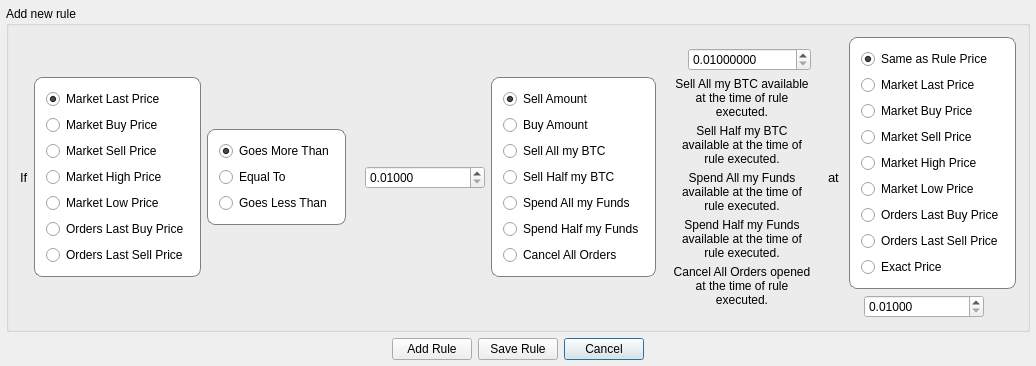
Old version of the form src/addrulewindow.ui in the repository JulyIghor/QtBitcoinTrader.
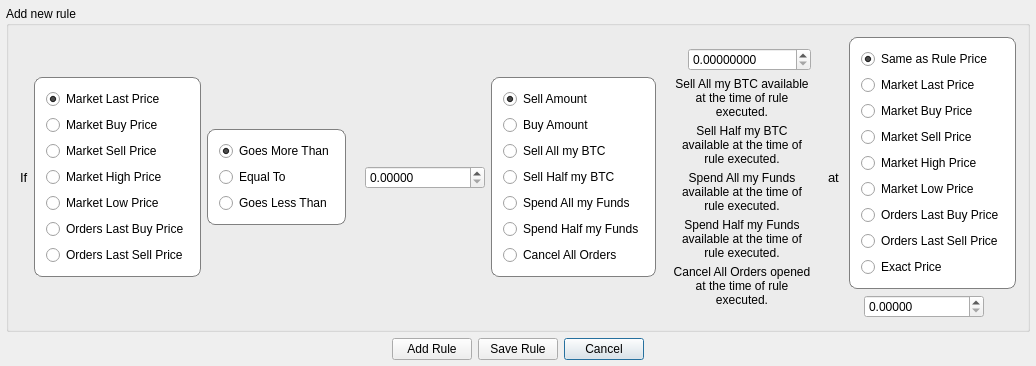
New version of the form.

```diff
--- a/src/addrulewindow.ui
+++ b/src/addrulewindow.ui
@@ -323,7 +323,7 @@
             <number>8</number>
            </property>
            <property name="minimum">
-            <double>0.010000000000000</double>
+            <double>0.000000000000000</double>
            </property>
            <property name="maximum">
             <double>999999999.000000000000000</double>
@@ -700,7 +700,7 @@
            <number>5</number>
           </property>
           <property name="minimum">
-           <double>0.010000000000000</double>
+           <double>0.000000000000000</double>
           </property>
           <property name="maximum">
            <double>999999999.000000000000000</double>
@@ -779,7 +779,7 @@
               <number>5</number>
              </property>
              <property name="minimum">
-              <double>0.010000000000000</double>
+              <double>0.000000000000000</double>
              </property>
              <property name="maximum">
               <double>999999999.000000000000000</double>
```
Left out of the diff: 9 changed lines with no effect on the pictures.
